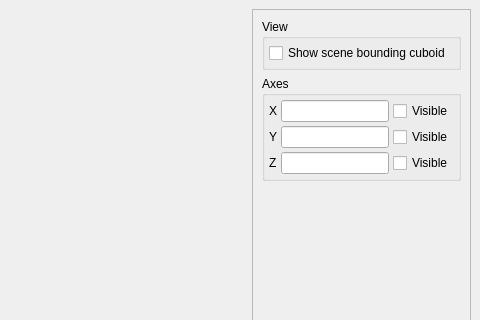
Before: the Qt Designer form axes/src/mainwindow.ui in disorderedmaterials/plot, drawn with Qt 5; both pictures show x 476 to 956 and y 0 to 320 of the 956 by 713 pixel window.
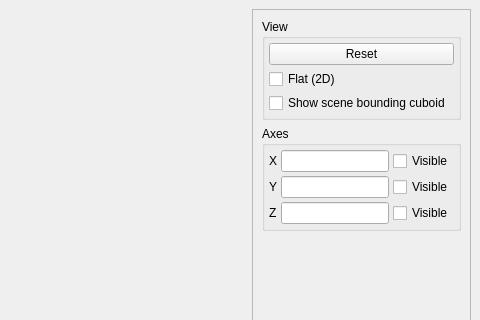
After: the same form once the commit is applied. Custom widgets are drawn as their Qt base class.

Commit message: Switch between flat / 3D views.

The edit to the form file:
```diff
--- a/axes/src/mainwindow.ui
+++ b/axes/src/mainwindow.ui
@@ -61,6 +61,20 @@
           <property name="bottomMargin">
            <number>4</number>
           </property>
+          <item>
+           <widget class="QPushButton" name="ResetViewButton">
+            <property name="text">
+             <string>Reset</string>
+            </property>
+           </widget>
+          </item>
+          <item>
+           <widget class="QCheckBox" name="FlatViewCheck">
+            <property name="text">
+             <string>Flat (2D)</string>
+            </property>
+           </widget>
+          </item>
           <item>
            <widget class="QCheckBox" name="ShowSceneCuboidCheck">
             <property name="text">
```
The commit also changes 3 other files.
